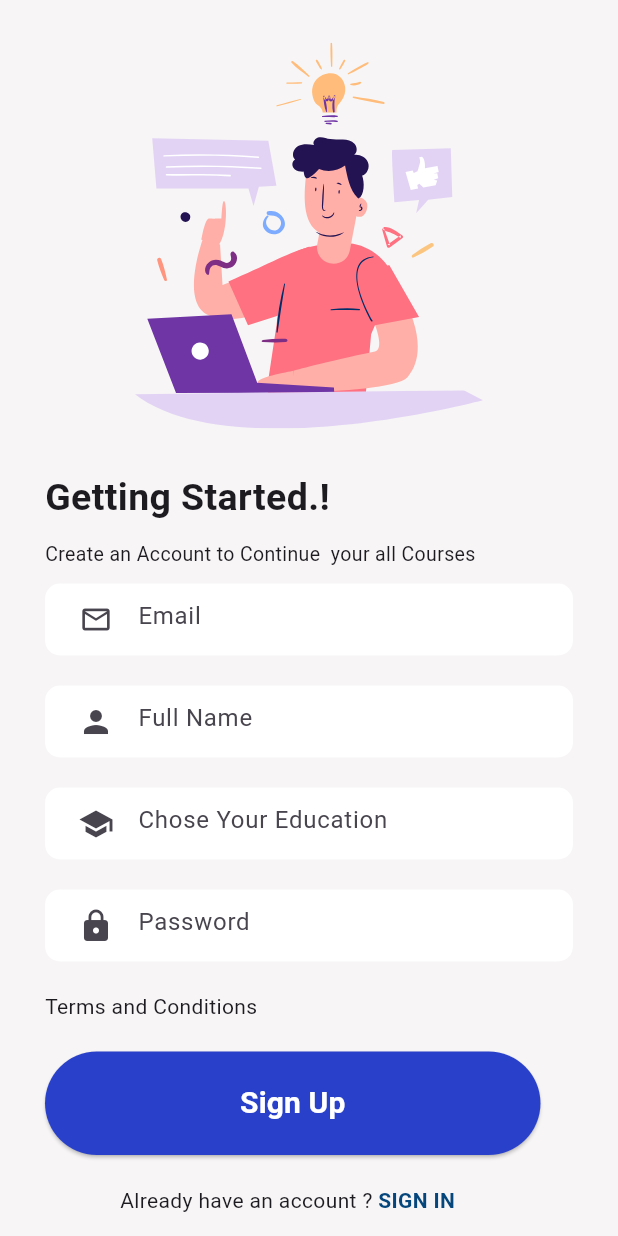
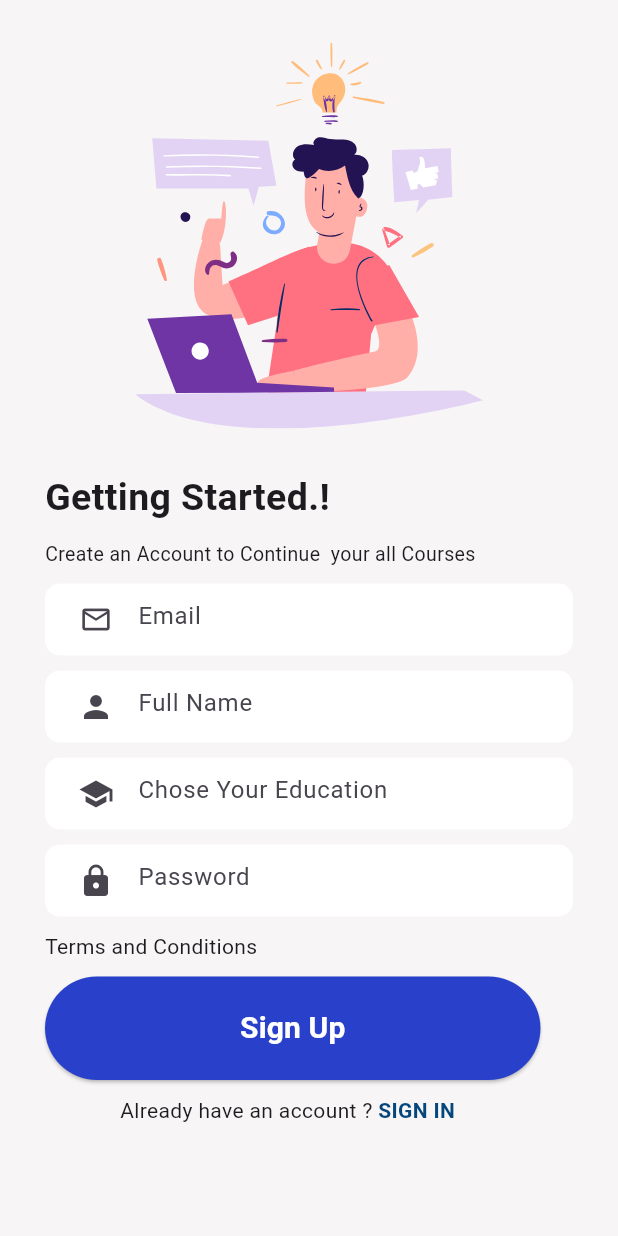
Before and after one commit to Aousaf90/smart_tutor_zone, a Flutter app: the screen it shows after launch, on a phone screen of 412 x 824 dp. Run offline on Flutter 3.47's test engine with Material 3 defaults, Android fonts, the phone set to English and light mode, and no system bars; our stand-ins replace cloud_firestore, firebase_auth, firebase_core, flutter_svg, shared_preferences; accounts and stored records are empty.

```diff
--- a/lib/AuthenticationPage/Register.dart
+++ b/lib/AuthenticationPage/Register.dart
@@ -1,4 +1,3 @@
-
 import 'package:firebase_auth/firebase_auth.dart';
 import 'package:flutter/gestures.dart';
 import 'package:flutter/material.dart';
@@ -100,7 +99,7 @@ class _RegisterPageState extends State<RegisterPage> {
                               },
                             ),
                           ),
-                          const SizedBox(height: 20),
+                          const SizedBox(height: 10),
                           // Name Form Field
                           Container(
                             padding: const EdgeInsets.symmetric(horizontal: 10),
@@ -128,7 +127,7 @@ class _RegisterPageState extends State<RegisterPage> {
                               },
                             ),
                           ),
-                          const SizedBox(height: 20),
+                          const SizedBox(height: 10),
                           // Education Form Field
                           Container(
                             padding: const EdgeInsets.symmetric(horizontal: 10),
@@ -156,7 +155,7 @@ class _RegisterPageState extends State<RegisterPage> {
                               },
                             ),
                           ),
-                          const SizedBox(height: 20),
+                          const SizedBox(height: 10),
                           // Password Form Field
                           Container(
                             padding: const EdgeInsets.symmetric(horizontal: 10),
@@ -189,11 +188,11 @@ class _RegisterPageState extends State<RegisterPage> {
                       ),
                     ),
                   ),
-                  const SizedBox(height: 20),
+                  const SizedBox(height: 10),
                   Container(
                     child: const Text("Terms and Conditions"),
                   ),
-                  const SizedBox(height: 20),
+                  const SizedBox(height: 10),
                   Container(
                     child: ElevatedButton(
                         style: ButtonStyle(
@@ -201,7 +200,8 @@ class _RegisterPageState extends State<RegisterPage> {
                               const EdgeInsets.symmetric(
                                   horizontal: 130, vertical: 20)),
                           backgroundColor: MaterialStateColor.resolveWith(
-                              (states) => const Color.fromARGB(255, 41, 65, 202)),
+                              (states) =>
+                                  const Color.fromARGB(255, 41, 65, 202)),
                         ),
                         onPressed: signUp,
                         child: const Text(
@@ -213,7 +213,7 @@ class _RegisterPageState extends State<RegisterPage> {
                           ),
                         )),
                   ),
-                  const SizedBox(height: 20),
+                  const SizedBox(height: 10),
                   Container(
                     padding: const EdgeInsets.fromLTRB(50, 0, 0, 0),
                     child: Text.rich(
@@ -288,7 +288,7 @@ class _RegisterPageState extends State<RegisterPage> {
               },
             );
             WidgetStyle().NextScreen(context, const homePage());
-                    },
+          },
         );
       } on FirebaseAuthException catch (e) {
         // Dismiss the dialog
--- a/lib/Pages/homePage.dart
+++ b/lib/Pages/homePage.dart
@@ -19,8 +19,10 @@ class _homePageState extends State<homePage> {
   final String studentName = studentModel.getStudentName();
   @override
   Widget build(BuildContext context) {
+    final studentModel = Student();
+    String studentName = studentModel.getStudentName();
     return Scaffold(
-      body: Container(
+      body: SingleChildScrollView(
         padding: const EdgeInsets.symmetric(vertical: 50, horizontal: 20),
         child: Column(
           crossAxisAlignment: CrossAxisAlignment.start,
@@ -34,7 +36,7 @@ class _homePageState extends State<homePage> {
                   child: Column(
                     crossAxisAlignment: CrossAxisAlignment.start,
                     children: [
-                      Text("Hi, User Name",
+                      Text("Hi, $studentName",
                           style: WidgetStyle()
                               .mainHeading
                               .copyWith(color: Colors.black)),
```
Also changed, not shown: lib/AuthenticationPage/LoginPage.dart (+10 -15 lines), lib/AuthenticationPage/userModel.dart (+7 -6 lines).
